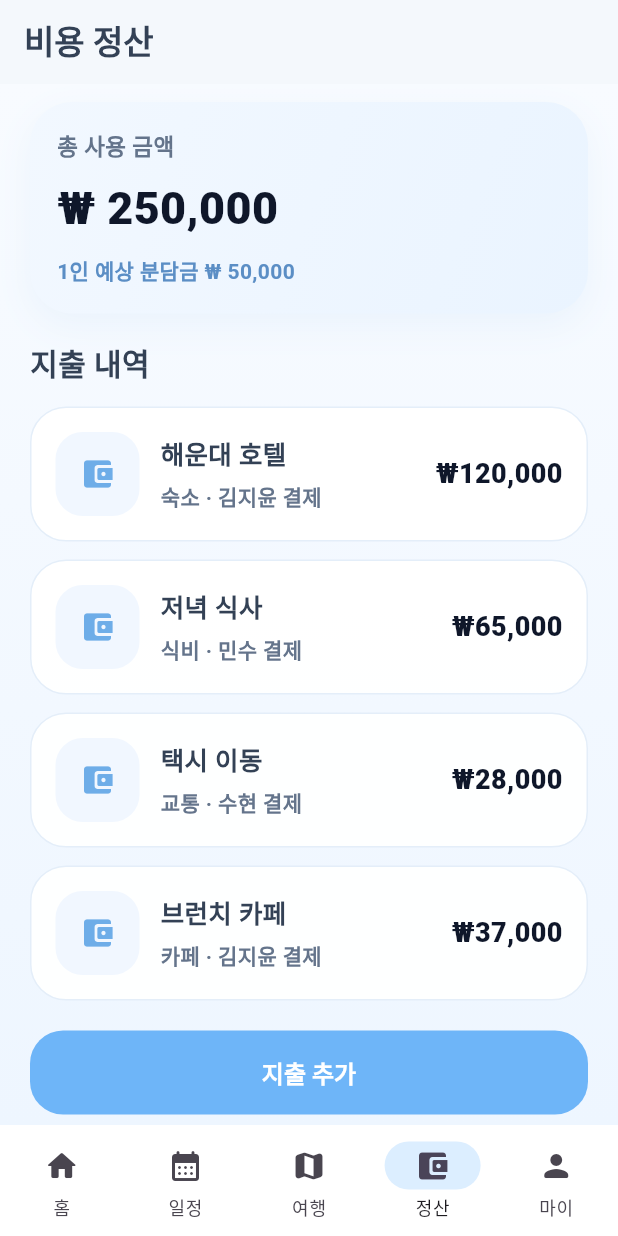
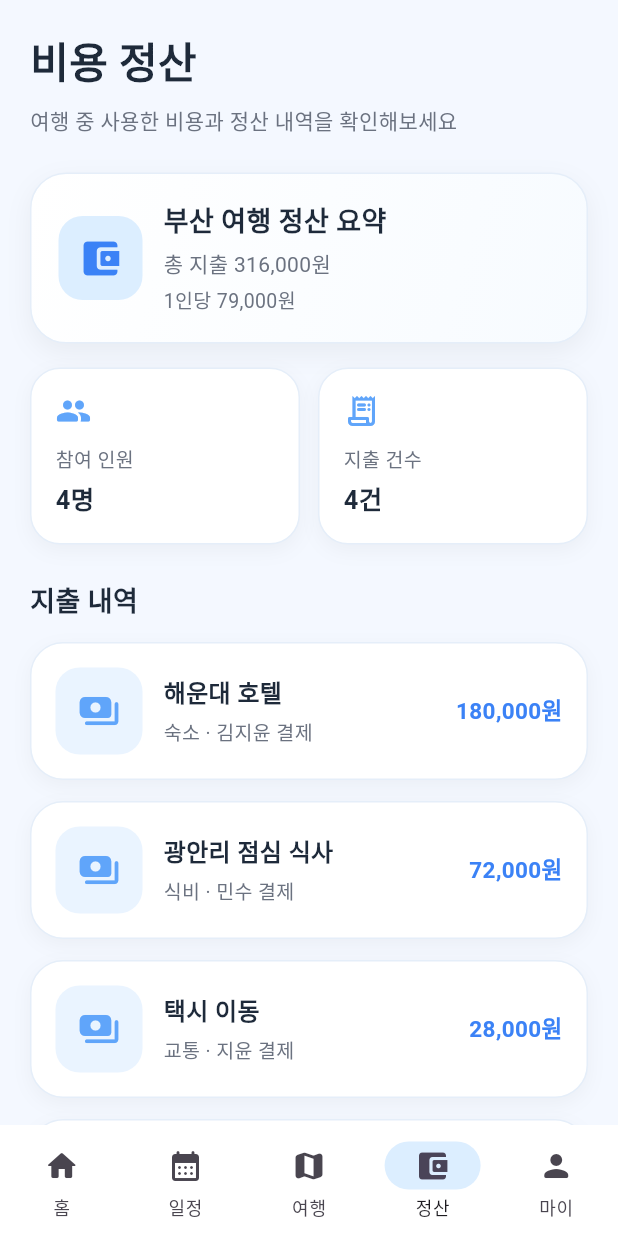
Before and after one commit to loyealty/group_trip_app, a Flutter app: the screen it shows after launch, item 4 of the bottom bar chosen, on a phone screen of 412 x 824 dp. Run offline on Flutter 3.47's test engine with Material 3 defaults, Android fonts, the phone set to English and light mode, and no system bars; network calls fail.

Commit message:
feat: improve expense screen UI and unify app styling

```diff
--- a/lib/screens/expense_screen.dart
+++ b/lib/screens/expense_screen.dart
@@ -9,163 +9,142 @@ class ExpenseScreen extends StatelessWidget {
       const ExpenseItem(
         category: '숙소',
         title: '해운대 호텔',
-        amount: '₩120,000',
-        paidBy: '김지윤',
+        payer: '김지윤',
+        amount: 180000,
       ),
       const ExpenseItem(
         category: '식비',
-        title: '저녁 식사',
-        amount: '₩65,000',
-        paidBy: '민수',
+        title: '광안리 점심 식사',
+        payer: '민수',
+        amount: 72000,
       ),
       const ExpenseItem(
         category: '교통',
         title: '택시 이동',
-        amount: '₩28,000',
-        paidBy: '수현',
+        payer: '지윤',
+        amount: 28000,
       ),
       const ExpenseItem(
         category: '카페',
         title: '브런치 카페',
-        amount: '₩37,000',
-        paidBy: '김지윤',
+        payer: '수빈',
+        amount: 36000,
       ),
     ];
 
+    const int totalAmount = 316000;
+    const int memberCount = 4;
+    const int perPersonAmount = totalAmount ~/ memberCount;
+
     return Scaffold(
-      appBar: AppBar(
-        backgroundColor: const Color(0xFFF4F8FC),
-        elevation: 0,
-        title: const Text(
+      backgroundColor: const Color(0xFFF4F8FF),
+      body: SafeArea(
+        child: ListView(
+          padding: const EdgeInsets.all(20),
+          children: [
+            const Text(
               '비용 정산',
               style: TextStyle(
-            fontWeight: FontWeight.w800,
-            color: Color(0xFF334155),
+                fontSize: 28,
+                fontWeight: FontWeight.bold,
+                color: Color(0xFF1E2A3A),
               ),
             ),
+            const SizedBox(height: 8),
+            const Text(
+              '여행 중 사용한 비용과 정산 내역을 확인해보세요',
+              style: TextStyle(fontSize: 14, color: Color(0xFF6B7280)),
             ),
-      body: Container(
-        decoration: const BoxDecoration(
-          gradient: LinearGradient(
-            colors: [Color(0xFFF8FBFF), Color(0xFFEEF6FF)],
-            begin: Alignment.topCenter,
-            end: Alignment.bottomCenter,
+            const SizedBox(height: 24),
+
+            _buildSummaryCard(totalAmount, perPersonAmount),
+            const SizedBox(height: 16),
+
+            Row(
+              children: [
+                Expanded(
+                  child: _buildSmallInfoCard(
+                    icon: Icons.group_rounded,
+                    title: '참여 인원',
+                    value: '$memberCount명',
                   ),
                 ),
-        child: ListView(
-          padding: const EdgeInsets.fromLTRB(20, 12, 20, 24),
-          children: [
-            const _ExpenseSummaryCard(),
-            const SizedBox(height: 18),
+                const SizedBox(width: 12),
+                Expanded(
+                  child: _buildSmallInfoCard(
+                    icon: Icons.receipt_long_rounded,
+                    title: '지출 건수',
+                    value: '${expenses.length}건',
+                  ),
+                ),
+              ],
+            ),
+
+            const SizedBox(height: 24),
+
             const Text(
               '지출 내역',
               style: TextStyle(
-                fontSize: 20,
-                fontWeight: FontWeight.w800,
-                color: Color(0xFF334155),
+                fontSize: 18,
+                fontWeight: FontWeight.bold,
+                color: Color(0xFF1E2A3A),
               ),
             ),
             const SizedBox(height: 14),
+
             ...expenses.map(
               (item) => Padding(
-                padding: const EdgeInsets.only(bottom: 12),
-                child: _ExpenseItemCard(item: item),
+                padding: const EdgeInsets.only(bottom: 14),
+                child: _buildExpenseCard(item),
               ),
             ),
-            const SizedBox(height: 8),
-            FilledButton(
+
+            const SizedBox(height: 10),
+
+            SizedBox(
+              width: double.infinity,
+              child: ElevatedButton(
                 onPressed: () {},
-              style: FilledButton.styleFrom(
-                backgroundColor: const Color(0xFF6EB5F8),
+                style: ElevatedButton.styleFrom(
+                  backgroundColor: const Color(0xFF60A5FA),
                   foregroundColor: Colors.white,
-                padding: const EdgeInsets.symmetric(vertical: 16),
+                  elevation: 0,
+                  padding: const EdgeInsets.symmetric(vertical: 15),
                   shape: RoundedRectangleBorder(
-                  borderRadius: BorderRadius.circular(22),
-                ),
-                textStyle: const TextStyle(
-                  fontSize: 16,
-                  fontWeight: FontWeight.w800,
+                    borderRadius: BorderRadius.circular(16),
                   ),
                 ),
-              child: const Text('지출 추가'),
+                child: const Text(
+                  '지출 추가',
+                  style: TextStyle(fontSize: 15, fontWeight: FontWeight.w600),
+                ),
+              ),
             ),
           ],
         ),
       ),
     );
   }
-}
 
-class _ExpenseSummaryCard extends StatelessWidget {
-  const _ExpenseSummaryCard();
-
-  @override
-  Widget build(BuildContext context) {
+  Widget _buildSummaryCard(int totalAmount, int perPersonAmount) {
     return Container(
+      width: double.infinity,
       padding: const EdgeInsets.all(18),
       decoration: BoxDecoration(
-        borderRadius: BorderRadius.circular(28),
         gradient: const LinearGradient(
-          colors: [Color(0xFFF2F8FF), Color(0xFFEAF4FF)],
+          colors: [Color(0xFFFFFFFF), Color(0xFFF7FBFF)],
           begin: Alignment.topLeft,
           end: Alignment.bottomRight,
         ),
+        borderRadius: BorderRadius.circular(24),
         boxShadow: [
           BoxShadow(
-            color: const Color(0xFFB6D4F0).withOpacity(0.18),
-            blurRadius: 20,
-            offset: const Offset(0, 8),
+            color: Colors.black.withOpacity(0.05),
+            blurRadius: 14,
+            offset: const Offset(0, 6),
           ),
         ],
-      ),
-      child: const Column(
-        crossAxisAlignment: CrossAxisAlignment.start,
-        children: [
-          Text(
-            '총 사용 금액',
-            style: TextStyle(
-              fontSize: 15,
-              fontWeight: FontWeight.w700,
-              color: Color(0xFF64748B),
-            ),
-          ),
-          SizedBox(height: 8),
-          Text(
-            '₩ 250,000',
-            style: TextStyle(
-              fontSize: 30,
-              fontWeight: FontWeight.w900,
-              color: Color(0xFF0F172A),
-            ),
-          ),
-          SizedBox(height: 10),
-          Text(
-            '1인 예상 분담금 ₩ 50,000',
-            style: TextStyle(
-              fontSize: 14,
-              fontWeight: FontWeight.w700,
-              color: Color(0xFF5B8EC5),
-            ),
-          ),
-        ],
-      ),
-    );
-  }
-}
-
-class _ExpenseItemCard extends StatelessWidget {
-  final ExpenseItem item;
-
-  const _ExpenseItemCard({required this.item});
-
-  @override
-  Widget build(BuildContext context) {
-    return Container(
-      padding: const EdgeInsets.all(16),
-      decoration: BoxDecoration(
-        color: Colors.white.withOpacity(0.96),
-        borderRadius: BorderRadius.circular(24),
-        border: Border.all(color: const Color(0xFFE4EEF9)),
+        border: Border.all(color: const Color(0xFFE5EEF9)),
       ),
       child: Row(
         children: [
@@ -173,12 +152,123 @@ class _ExpenseItemCard extends StatelessWidget {
             width: 56,
             height: 56,
             decoration: BoxDecoration(
-              color: const Color(0xFFF1F7FF),
-              borderRadius: BorderRadius.circular(18),
+              color: const Color(0xFFDCEEFF),
+              borderRadius: BorderRadius.circular(16),
             ),
             child: const Icon(
               Icons.account_balance_wallet_rounded,
-              color: Color(0xFF6EADE8),
+              color: Color(0xFF3B82F6),
+              size: 30,
+            ),
+          ),
+          const SizedBox(width: 14),
+          Expanded(
+            child: Column(
+              crossAxisAlignment: CrossAxisAlignment.start,
+              children: [
+                const Text(
+                  '부산 여행 정산 요약',
+                  style: TextStyle(
+                    fontSize: 18,
+                    fontWeight: FontWeight.bold,
+                    color: Color(0xFF1E2A3A),
+                  ),
+                ),
+                const SizedBox(height: 4),
+                Text(
+                  '총 지출 ${_formatAmount(totalAmount)}원',
+                  style: const TextStyle(
+                    fontSize: 14,
+                    color: Color(0xFF6B7280),
+                  ),
+                ),
+                const SizedBox(height: 4),
+                Text(
+                  '1인당 ${_formatAmount(perPersonAmount)}원',
+                  style: const TextStyle(
+                    fontSize: 13,
+                    color: Color(0xFF6B7280),
+                  ),
+                ),
+              ],
+            ),
+          ),
+        ],
+      ),
+    );
+  }
+
+  Widget _buildSmallInfoCard({
+    required IconData icon,
+    required String title,
+    required String value,
+  }) {
+    return Container(
+      padding: const EdgeInsets.all(16),
+      decoration: BoxDecoration(
+        color: Colors.white,
+        borderRadius: BorderRadius.circular(20),
+        boxShadow: [
+          BoxShadow(
+            color: Colors.black.withOpacity(0.04),
+            blurRadius: 10,
+            offset: const Offset(0, 4),
+          ),
+        ],
+        border: Border.all(color: const Color(0xFFE5EEF9)),
+      ),
+      child: Column(
+        crossAxisAlignment: CrossAxisAlignment.start,
+        children: [
+          Icon(icon, color: const Color(0xFF60A5FA), size: 24),
+          const SizedBox(height: 10),
+          Text(
+            title,
+            style: const TextStyle(fontSize: 13, color: Color(0xFF6B7280)),
+          ),
+          const SizedBox(height: 4),
+          Text(
+            value,
+            style: const TextStyle(
+              fontSize: 17,
+              fontWeight: FontWeight.bold,
+              color: Color(0xFF1E2A3A),
+            ),
+          ),
+        ],
+      ),
+    );
+  }
+
+  Widget _buildExpenseCard(ExpenseItem item) {
+    return Container(
+      width: double.infinity,
+      padding: const EdgeInsets.all(16),
+      decoration: BoxDecoration(
+        color: Colors.white,
+        borderRadius: BorderRadius.circular(22),
+        boxShadow: [
+          BoxShadow(
+            color: Colors.black.withOpacity(0.04),
+            blurRadius: 10,
+            offset: const Offset(0, 4),
+          ),
+        ],
+        border: Border.all(color: const Color(0xFFE5EEF9)),
+      ),
+      child: Row(
+        children: [
+          Container(
+            width: 58,
+            height: 58,
+            decoration: BoxDecoration(
+              color: const Color(0xFFEAF4FF),
+              borderRadius: BorderRadius.circular(16),
+            ),
+            child: const Icon(
+              Icons.payments_rounded,
+              color: Color(0xFF60A5FA),
+              size: 28,
             ),
           ),
           const SizedBox(width: 14),
@@ -189,47 +279,62 @@ class _ExpenseItemCard extends StatelessWidget {
                 Text(
                   item.title,
                   style: const TextStyle(
-                    fontSize: 17,
-                    fontWeight: FontWeight.w800,
-                    color: Color(0xFF334155),
+                    fontSize: 16,
+                    fontWeight: FontWeight.bold,
+                    color: Color(0xFF1E2A3A),
                   ),
                 ),
                 const SizedBox(height: 4),
                 Text(
-                  '${item.category} · ${item.paidBy} 결제',
+                  '${item.category} · ${item.payer} 결제',
                   style: const TextStyle(
-                    fontSize: 14,
-                    fontWeight: FontWeight.w600,
-                    color: Color(0xFF64748B),
+                    fontSize: 13,
+                    color: Color(0xFF6B7280),
                   ),
                 ),
               ],
             ),
           ),
           Text(
-            item.amount,
+            '${_formatAmount(item.amount)}원',
             style: const TextStyle(
-              fontSize: 18,
-              fontWeight: FontWeight.w900,
-              color: Color(0xFF0F172A),
+              fontSize: 15,
+              fontWeight: FontWeight.bold,
+              color: Color(0xFF3B82F6),
             ),
           ),
         ],
       ),
     );
   }
+
+  static String _formatAmount(int amount) {
+    final text = amount.toString();
+    final buffer = StringBuffer();
+
+    for (int i = 0; i < text.length; i++) {
+      final reverseIndex = text.length - i;
+      buffer.write(text[i]);
+
+      if (reverseIndex > 1 && reverseIndex % 3 == 1) {
+        buffer.write(',');
+      }
+    }
+
+    return buffer.toString();
+  }
 }
 
 class ExpenseItem {
   final String category;
   final String title;
-  final String amount;
-  final String paidBy;
+  final String payer;
+  final int amount;
 
   const ExpenseItem({
     required this.category,
     required this.title,
+    required this.payer,
     required this.amount,
-    required this.paidBy,
   });
 }
```
Lines whose indentation alone changed are shown as unchanged.
